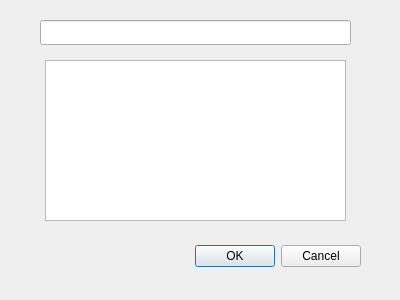
Above: OthelloOnline/unirseapatridadialog.ui from CristianDavid/OthelloOnline before the change. Below: the same form after it.
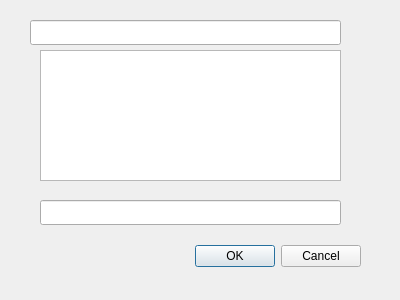
That is the form after the change.

Patch:
```diff
--- a/OthelloOnline/unirseapatridadialog.ui
+++ b/OthelloOnline/unirseapatridadialog.ui
@@ -32,7 +32,7 @@
   <widget class="QLineEdit" name="selectedHost">
    <property name="geometry">
     <rect>
-     <x>40</x>
+     <x>30</x>
      <y>20</y>
      <width>311</width>
      <height>25</height>
@@ -42,13 +42,26 @@
   <widget class="QListWidget" name="listWidget">
    <property name="geometry">
     <rect>
-     <x>45</x>
-     <y>60</y>
+     <x>40</x>
+     <y>50</y>
      <width>301</width>
-     <height>161</height>
+     <height>131</height>
     </rect>
    </property>
   </widget>
+  <widget class="QLineEdit" name="nombrePartida">
+   <property name="geometry">
+    <rect>
+     <x>40</x>
+     <y>200</y>
+     <width>301</width>
+     <height>25</height>
+    </rect>
+   </property>
+   <property name="toolTip">
+    <string>Tu nombre para la partida</string>
+   </property>
+  </widget>
  </widget>
  <resources/>
  <connections>
```
Left out of the diff: 3 changed lines with no effect on the pictures.
